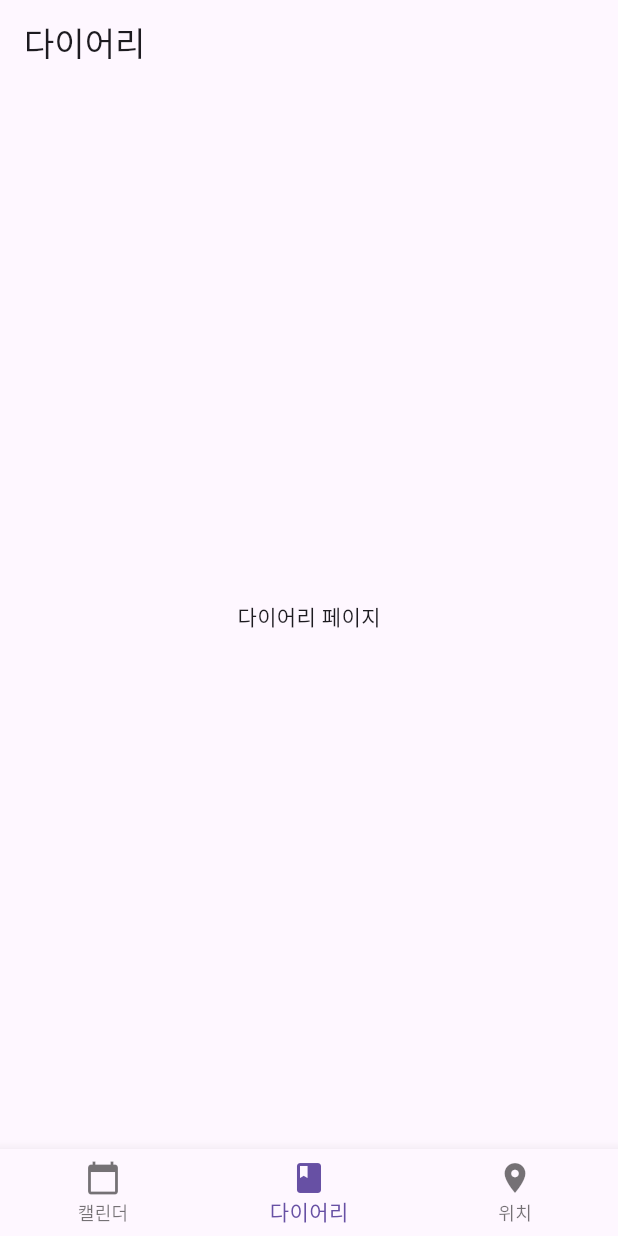
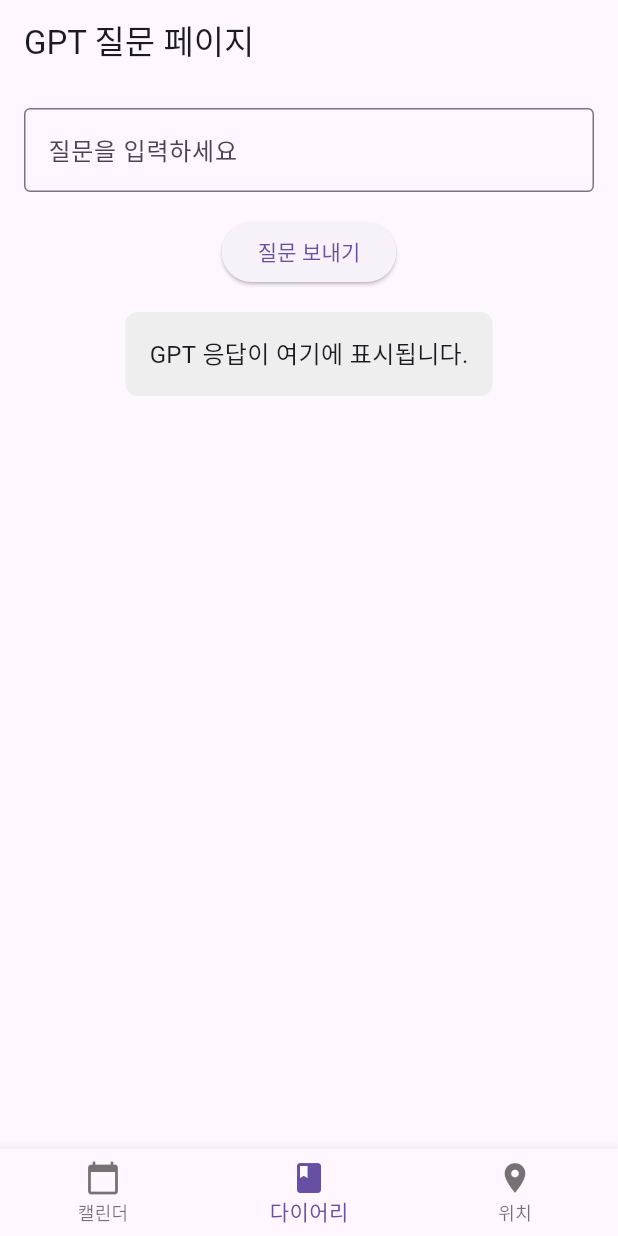
Before and after one commit to wootami/2025capstone, a Flutter app: the screen it shows after launch, item 2 of the bottom bar chosen, on a phone screen of 412 x 824 dp. Run offline on Flutter 3.47's test engine with Material 3 defaults, Android fonts, the phone set to English and light mode, and no system bars; our stand-ins replace table_calendar.

Commit message:
4월 8일 14시 50분

```diff
--- a/lib/diary/diary_page.dart
+++ b/lib/diary/diary_page.dart
@@ -1,11 +1,119 @@
 import 'package:flutter/material.dart';
+import 'package:http/http.dart' as http;
+import 'dart:convert';
+
+const apiKey = '';
+const apiUrl = 'https://api.openai.com/v1/chat/completions';
+
 
 class DiaryPage extends StatelessWidget {
   @override
   Widget build(BuildContext context) {
-    return Scaffold(
-      appBar: AppBar(title: Text('다이어리')),
-      body: Center(child: Text('다이어리 페이지')),
+    return MaterialApp(
+      title: 'GPT 질문 페이지',
+      theme: ThemeData(primarySwatch: Colors.blue),
+      home: GPTPage(),
     );
   }
 }
+
+class GPTPage extends StatefulWidget {
+  @override
+  _GPTPageState createState() => _GPTPageState();
+}
+
+class _GPTPageState extends State<GPTPage> {
+  final TextEditingController _controller = TextEditingController();
+  String _responseText = '';
+  bool _isLoading = false;
+
+  Future<void> _submitPrompt() async {
+    setState(() {
+      _isLoading = true;
+    });
+
+    final prompt = _controller.text;
+
+    try {
+      final response = await http.post(
+        Uri.parse(apiUrl),
+        headers: {
+          'Content-Type': 'application/json',
+          'Authorization': 'Bearer $apiKey',
+        },
+        body: jsonEncode({
+          "model": "text-davinci-003",
+          "prompt": prompt,
+          "max_tokens": 100,
+          "temperature": 0.7,
+        }),
+      );
+
+      if (response.statusCode == 200) {
+        final Map<String, dynamic> data = jsonDecode(response.body);
+        setState(() {
+          _responseText = data['choices'][0]['text'].trim();
+        });
+      } else {
+        setState(() {
+          _responseText = "Error: ${response.statusCode} - ${response.reasonPhrase}";
+        });
+      }
+    } catch (e) {
+      setState(() {
+        _responseText = "Error occurred: $e";
+      });
+    } finally {
+      setState(() {
+        _isLoading = false;
+      });
+    }
+  }
+
+  @override
+  Widget build(BuildContext context) {
+    return Scaffold(
+      appBar: AppBar(
+        title: Text('GPT 질문 페이지'),
+      ),
+      body: Padding(
+        padding: const EdgeInsets.all(16.0),
+        child: Column(
+          children: [
+            TextField(
+              controller: _controller,
+              decoration: InputDecoration(
+                labelText: '질문을 입력하세요',
+                border: OutlineInputBorder(),
+              ),
+              maxLines: null,
+            ),
+            SizedBox(height: 16),
+            ElevatedButton(
+              onPressed: _isLoading ? null : _submitPrompt,
+              child: Text(_isLoading ? 'Loading...' : '질문 보내기'),
+            ),
+            SizedBox(height: 16),
+            Expanded(
+              child: SingleChildScrollView(
+                child: Container(
+                  padding: EdgeInsets.all(16),
+                  decoration: BoxDecoration(
+                    color: Colors.grey[200],
+                    borderRadius: BorderRadius.circular(8),
+                  ),
+                  child: Text(
+                    _responseText.isEmpty
+                        ? 'GPT 응답이 여기에 표시됩니다.'
+                        : _responseText,
+                    style: TextStyle(fontSize: 16),
+                  ),
+                ),
+              ),
+            ),
+          ],
+        ),
+      ),
+    );
+  }
+}
--- a/pubspec.yaml
+++ b/pubspec.yaml
@@ -37,6 +37,7 @@
   table_calendar: ^3.2.0
   syncfusion_flutter_calendar: ^29.1.35
   intl: ^0.20.2
+  http: ^1.3.0
 
 dev_dependencies:
   flutter_test:
```
Also changed, not shown: pubspec.lock.
